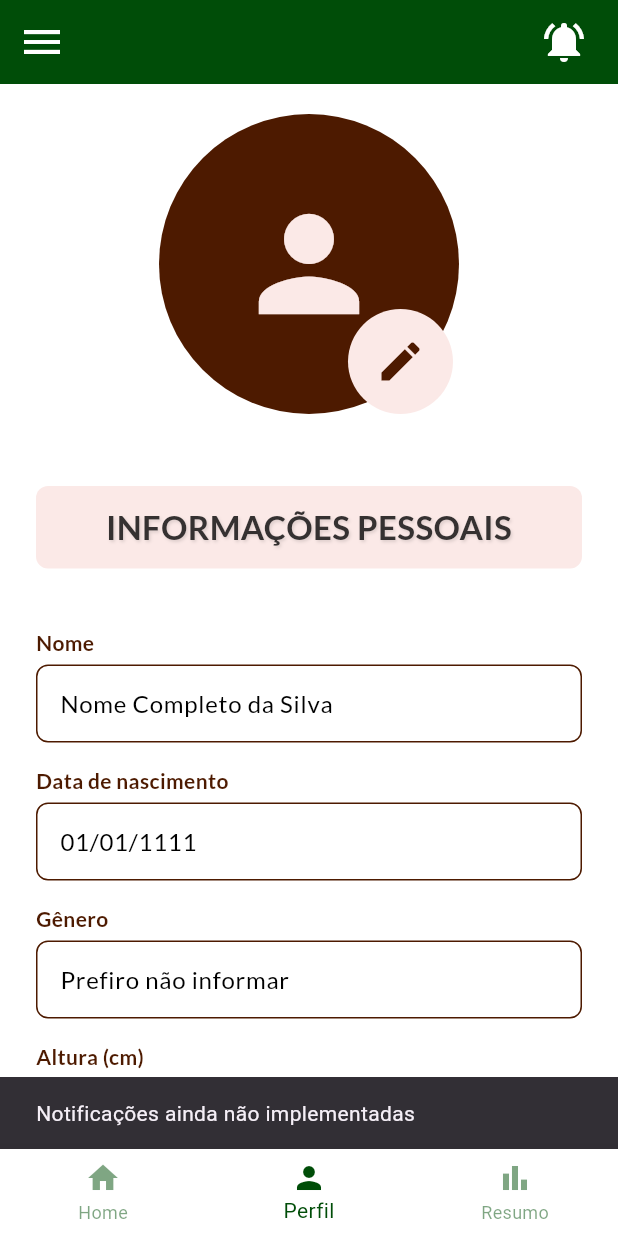
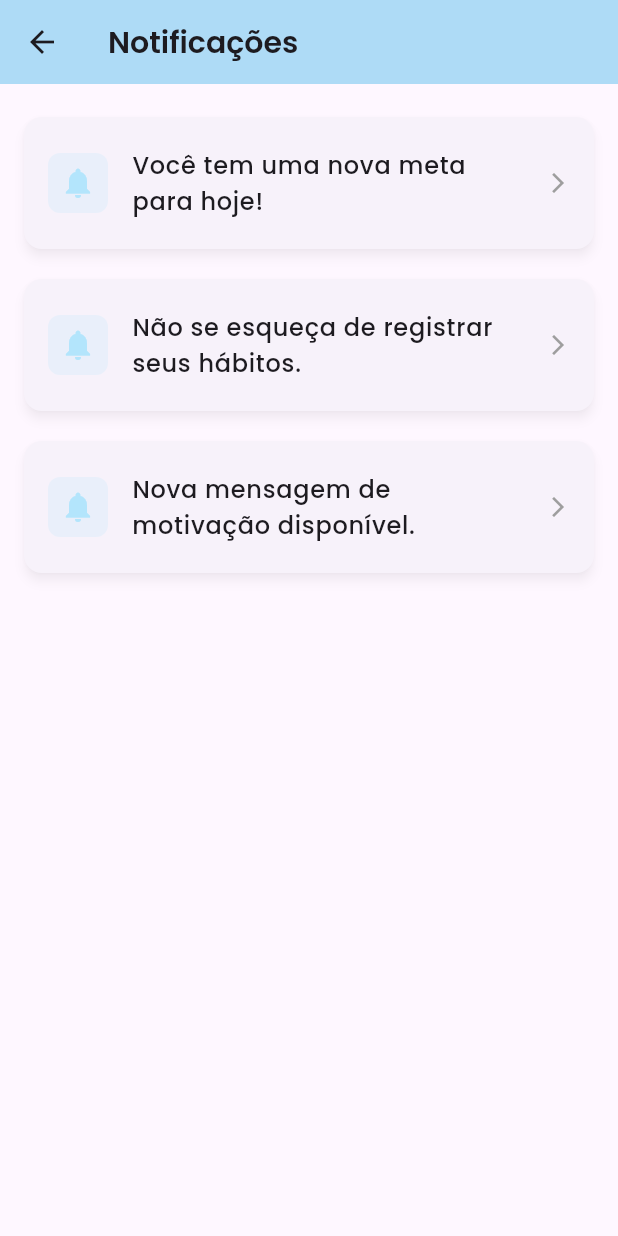
Before and after one commit to LarissaMaria8715/prmoapp, a Flutter app: the HomePage screen opened directly, item 2 of the bottom bar chosen, after a tap on the "notifications active" icon, on a phone screen of 412 x 824 dp. Run offline on Flutter 3.47's test engine with Material 3 defaults, Android fonts, the phone set to English and light mode, and no system bars; our stand-ins replace dio, google_fonts, shared_preferences, sqflite; accounts and stored records are empty.

Commit message:
Versão de desenvolvimento 6.1

```diff
--- a/lib/pages/home_content_page.dart
+++ b/lib/pages/home_content_page.dart
@@ -79,17 +79,6 @@ class HomeContent extends StatelessWidget {
       _actionButton(Icons.self_improvement, 'Respiração', AppColors.darkGreen3, () {
         Navigator.push(context, MaterialPageRoute(builder: (_) => RespiracaoPage()));
       }),
-      _actionButton(Icons.track_changes, 'Metas', AppColors.darkYellow3, () async {
-        UsuarioDAO userDAO = UsuarioDAO();
-        final usuario = await userDAO.buscarPorEmail(email);
-        if (usuario != null) {
-          Navigator.push(context, MaterialPageRoute(builder: (_) => MetasPage()));
-        } else {
-          ScaffoldMessenger.of(context).showSnackBar(
-            const SnackBar(content: Text('Erro: usuário não encontrado.')),
-          );
-        }
-      }),
       _actionButton(Icons.menu_book, 'Diário', AppColors.darkRed3, () {
         Navigator.push(context, MaterialPageRoute(builder: (_) => DiarioPage()));
       }),
@@ -112,7 +101,7 @@ class HomeContent extends StatelessWidget {
 
     return LayoutBuilder(
       builder: (context, constraints) {
-        double spacing = 20;
+        double spacing = 30;
         int itemsPerRow = 3;
         double totalSpacing = spacing * (itemsPerRow - 1);
         double itemWidth = (constraints.maxWidth - totalSpacing) / itemsPerRow;
--- a/lib/pages/home_page.dart
+++ b/lib/pages/home_page.dart
@@ -1,8 +1,9 @@
 import 'package:equilibreapp/pages/perfil_page.dart';
-import 'package:equilibreapp/pages/resumo_page.dart';
 import 'package:flutter/material.dart';
 import '../utils/colors.dart';
 import 'home_content_page.dart';
+import 'login_page.dart';
+import 'notificacoes_page.dart';
 
 class HomePage extends StatefulWidget {
   final String email;
@@ -24,7 +25,6 @@ class _HomePageState extends State<HomePage> {
     _pages = [
       HomeContent(email: widget.email, senha: widget.senha),
       PerfilPage(),
-      ResumoPage(),
     ];
   }
 
@@ -45,19 +45,40 @@ class _HomePageState extends State<HomePage> {
       backgroundColor: AppColors.darkGreen5,
       centerTitle: true,
       elevation: 0,
-      leading: Builder(
-        builder: (context) => IconButton(
-          icon: const Icon(Icons.menu, color: Colors.white, size: 32),
-          onPressed: () => Scaffold.of(context).openDrawer(),
-          tooltip: 'Menu',
-        ),
+      leading: IconButton(
+        icon: const Icon(Icons.logout, color: Colors.white, size: 32),
+        onPressed: () {
+          showDialog(
+            context: context,
+            builder: (context) => AlertDialog(
+              title: const Text('Confirmação'),
+              content: const Text('Deseja realmente sair da sua conta?'),
+              actions: [
+                TextButton(
+                  onPressed: () => Navigator.of(context).pop(), // fecha o diálogo
+                  child: const Text('Cancelar'),
+                ),
+                TextButton(
+                  onPressed: () {
+                    Navigator.of(context).pushAndRemoveUntil(
+                      MaterialPageRoute(builder: (context) => LoginPage()),
+                          (route) => false,
+                    );
+                  },
+                  child: const Text('Sair'),
+                ),
+              ],
+            ),
+          );
+        },
+        tooltip: 'Sair',
       ),
       actions: [
         IconButton(
           icon: const Icon(Icons.notifications_active, color: Colors.white, size: 32),
           onPressed: () {
-            ScaffoldMessenger.of(context).showSnackBar(
-              const SnackBar(content: Text('Notificações ainda não implementadas')),
+            Navigator.of(context).push(
+              MaterialPageRoute(builder: (context) => NotificacoesPage()),
             );
           },
         ),
@@ -77,7 +98,6 @@ class _HomePageState extends State<HomePage> {
       items: const [
         BottomNavigationBarItem(icon: Icon(Icons.home), label: 'Home'),
         BottomNavigationBarItem(icon: Icon(Icons.person), label: 'Perfil'),
-        BottomNavigationBarItem(icon: Icon(Icons.bar_chart), label: 'Resumo'),
       ],
     );
   }
--- /dev/null
+++ b/lib/pages/notificacoes_page.dart
@@ -0,0 +1,93 @@
+import 'package:flutter/material.dart';
+import 'package:google_fonts/google_fonts.dart';
+import '../utils/colors.dart';
+
+class NotificacoesPage extends StatelessWidget {
+  const NotificacoesPage({super.key});
+
+  // Lista de notificações fictícias
+  final List<String> notificacoes = const [
+    "Você tem uma nova meta para hoje!",
+    "Não se esqueça de registrar seus hábitos.",
+    "Nova mensagem de motivação disponível.",
+  ];
+
+  @override
+  Widget build(BuildContext context) {
+    return Scaffold(
+      appBar: AppBar(
+        title: Text(
+          'Notificações',
+          style: GoogleFonts.poppins(
+            fontSize: 20,
+            fontWeight: FontWeight.w600,
+          ),
+        ),
+        backgroundColor: AppColors.lightBlue2,
+        elevation: 2,
+      ),
+      body: Padding(
+        padding: const EdgeInsets.all(12),
+        child: notificacoes.isEmpty
+            ? Center(
+          child: Text(
+            'Nenhuma notificação no momento',
+            style: GoogleFonts.poppins(
+              fontSize: 16,
+              color: Colors.grey[600],
+            ),
+            textAlign: TextAlign.center,
+          ),
+        )
+            : ListView.builder(
+          itemCount: notificacoes.length,
+          itemBuilder: (context, index) {
+            return Padding(
+              padding: const EdgeInsets.symmetric(vertical: 6),
+              child: InkWell(
+                borderRadius: BorderRadius.circular(12),
+                onTap: () {
+                  // ação ao tocar na notificação (opcional)
+                },
+                child: Card(
+                  shape: RoundedRectangleBorder(
+                    borderRadius: BorderRadius.circular(12),
+                  ),
+                  elevation: 3,
+                  shadowColor: Colors.black26,
+                  child: ListTile(
+                    contentPadding: const EdgeInsets.symmetric(
+                        vertical: 12, horizontal: 16),
+                    leading: Container(
+                      padding: const EdgeInsets.all(8),
+                      decoration: BoxDecoration(
+                        color: AppColors.lightBlue2.withOpacity(0.2),
+                        borderRadius: BorderRadius.circular(8),
+                      ),
+                      child: const Icon(
+                        Icons.notifications,
+                        color: AppColors.lightBlue2,
+                      ),
+                    ),
+                    title: Text(
+                      notificacoes[index],
+                      style: GoogleFonts.poppins(
+                        fontSize: 16,
+                        fontWeight: FontWeight.w500,
+                      ),
+                    ),
+                    trailing: const Icon(
+                      Icons.arrow_forward_ios,
+                      size: 16,
+                      color: Colors.grey,
+                    ),
+                  ),
+                ),
+              ),
+            );
+          },
+        ),
+      ),
+    );
+  }
+}
--- a/lib/pages/perfil_page.dart
+++ b/lib/pages/perfil_page.dart
@@ -13,8 +13,8 @@ class _PerfilPageState extends State<PerfilPage> {
   final nomeController = TextEditingController(text: "Nome Completo da Silva");
   final dataNascimentoController = TextEditingController(text: "01/01/1111");
   final generoController = TextEditingController(text: "Prefiro não informar");
-  final alturaController = TextEditingController(text: "300cm");
-  final pesoController = TextEditingController(text: "1000kg");
+  final alturaController = TextEditingController(text: "170 cm");
+  final pesoController = TextEditingController(text: "70 kg");
   final telefoneController = TextEditingController(text: "(99) 99999-9999");
   final emailController = TextEditingController(text: "email@example.com");
   final senhaController = TextEditingController(text: "senha");
@@ -22,193 +22,238 @@ class _PerfilPageState extends State<PerfilPage> {
   bool _isPasswordVisible = false;
 
   @override
-  void dispose() {
-    nomeController.dispose();
-    dataNascimentoController.dispose();
-    generoController.dispose();
-    alturaController.dispose();
-    pesoController.dispose();
-    telefoneController.dispose();
-    emailController.dispose();
-    senhaController.dispose();
-    super.dispose();
-  }
-
-  @override
   Widget build(BuildContext context) {
     return Scaffold(
-      backgroundColor: AppColors.white,
-      body: ListView(
-        padding: const EdgeInsets.symmetric(horizontal: 24, vertical: 20),
+      backgroundColor: const Color(0xFFF9FAFB),
+      appBar: AppBar(
+        elevation: 0,
+        backgroundColor: AppColors.darkGreen5,
+        title: Text(
+          "Meu Perfil",
+          style: GoogleFonts.raleway(
+            color: Colors.white,
+            fontSize: 22,
+            fontWeight: FontWeight.bold,
+          ),
+        ),
+        centerTitle: true,
+      ),
+      body: SingleChildScrollView(
+        padding: const EdgeInsets.symmetric(horizontal: 24, vertical: 30),
+        child: Column(
+          crossAxisAlignment: CrossAxisAlignment.center,
           children: [
-          _buildProfilePhoto(),
+            _buildProfileHeader(),
             const SizedBox(height: 32),
 
-          _buildSectionTitle("INFORMAÇÕES PESSOAIS"),
-          const SizedBox(height: 16),
-          _buildEditableField(label: "Nome", controller: nomeController),
-          _buildEditableField(label: "Data de nascimento", controller: dataNascimentoController),
-          _buildEditableField(label: "Gênero", controller: generoController),
-          _buildEditableField(label: "Altura (cm)", controller: alturaController),
-          _buildEditableField(label: "Peso (kg)", controller: pesoController),
-          _buildEditableField(label: "Telefone", controller: telefoneController),
+            _buildSectionCard(
+              title: "Informações Pessoais",
+              children: [
+                _buildEditableField("Nome", nomeController),
+                _buildEditableField("Data de nascimento", dataNascimentoController),
+                _buildEditableField("Gênero", generoController),
+                _buildEditableField("Altura (cm)", alturaController),
+                _buildEditableField("Peso (kg)", pesoController),
+                _buildEditableField("Telefone", telefoneController),
+              ],
+            ),
+            const SizedBox(height: 24),
 
-          const SizedBox(height: 32),
-
-          _buildSectionTitle("INFORMAÇÕES DA CONTA"),
-          const SizedBox(height: 16),
-          _buildEditableField(label: "Email", controller: emailController),
+            _buildSectionCard(
+              title: "Informações da Conta",
+              children: [
+                _buildEditableField("Email", emailController),
                 _buildEditableField(
-            label: "Senha",
-            controller: senhaController,
+                  "Senha",
+                  senhaController,
                   obscureText: !_isPasswordVisible,
                   suffixIcon: IconButton(
                     icon: Icon(
                       _isPasswordVisible ? Icons.visibility : Icons.visibility_off,
-                color: AppColors.darkTerracotta3,
+                      color: AppColors.darkGreen5,
                     ),
                     onPressed: () {
-                setState(() {
-                  _isPasswordVisible = !_isPasswordVisible;
-                });
+                      setState(() => _isPasswordVisible = !_isPasswordVisible);
                     },
                   ),
                 ),
+              ],
+            ),
+            const SizedBox(height: 32),
 
-          const SizedBox(height: 40),
+            _buildSaveButton(context),
+            const SizedBox(height: 20),
+          ],
+        ),
+      ),
+    );
+  }
 
-          ElevatedButton.icon(
-            icon: const Icon(Icons.save_outlined, color: AppColors.white, size: 25),
-            label: Text(
-              'Salvar Alterações',
-              style: GoogleFonts.lato(
+  // --- FOTO DE PERFIL ---
+  Widget _buildProfileHeader() {
+    return Column(
+      children: [
+        Stack(
+          children: [
+            CircleAvatar(
+              radius: 70,
+              backgroundColor: AppColors.darkGreen5.withOpacity(0.9),
+              child: const Icon(Icons.person, size: 90, color: Colors.white),
+            ),
+            Positioned(
+              bottom: 4,
+              right: 6,
+              child: CircleAvatar(
+                radius: 24,
+                backgroundColor: Colors.white,
+                child: Icon(Icons.edit, color: AppColors.darkGreen5, size: 24),
+              ),
+            ),
+          ],
+        ),
+        const SizedBox(height: 12),
+        Text(
+          "Nome Completo da Silva",
+          style: GoogleFonts.raleway(
+            fontSize: 20,
+            fontWeight: FontWeight.bold,
+            color: AppColors.darkGreen5,
+          ),
+        ),
+        Text(
+          "email@example.com",
+          style: GoogleFonts.poppins(
+            color: Colors.grey[600],
+            fontSize: 14,
+          ),
+        ),
+      ],
+    );
+  }
+
+  // --- SEÇÃO COM CARTÕES ---
+  Widget _buildSectionCard({required String title, required List<Widget> children}) {
+    return Container(
+      width: double.infinity,
+      padding: const EdgeInsets.symmetric(vertical: 20, horizontal: 16),
+      decoration: BoxDecoration(
+        color: Colors.white,
+        borderRadius: BorderRadius.circular(16),
+        boxShadow: [
+          BoxShadow(
+            color: Colors.black.withOpacity(0.05),
+            blurRadius: 8,
+            offset: const Offset(0, 3),
+          ),
+        ],
+      ),
+      child: Column(
+        crossAxisAlignment: CrossAxisAlignment.start,
+        children: [
+          Text(
+            title,
+            style: GoogleFonts.raleway(
               fontSize: 18,
               fontWeight: FontWeight.bold,
-                color: AppColors.white,
+              color: AppColors.darkGreen5,
             ),
           ),
-            style: ElevatedButton.styleFrom(
-              backgroundColor: AppColors.darkTerracotta2,
-              padding: const EdgeInsets.symmetric(vertical: 16),
-              shape: RoundedRectangleBorder(
-                borderRadius: BorderRadius.circular(10),
-              ),
-              elevation: 2,
-            ),
-            onPressed: () {
-              showDialog(
-                context: context,
-                builder: (context) => AlertDialog(
-                  title: Text('Salvar alterações?'),
-                  content: Text('Atenção! As alterações feitas não podem ser desfeitas!'),
-                  actions: [
-                    TextButton(onPressed: () => Navigator.pop(context), child: Text('Cancelar')),
-                    TextButton(onPressed: () {}, child: Text('Salvar')),
-                  ],
-                ),
-              );
-            },
-          ),
-          const SizedBox(height: 24),
+          const SizedBox(height: 12),
+          ...children,
         ],
       ),
     );
   }
 
-  Widget _buildEditableField({
-    required String label,
-    required TextEditingController controller,
+  // --- CAMPOS DE TEXTO ---
+  Widget _buildEditableField(
+      String label,
+      TextEditingController controller, {
         bool obscureText = false,
         Widget? suffixIcon,
       }) {
     return Padding(
-      padding: const EdgeInsets.symmetric(vertical: 8),
-      child: Column(
-        crossAxisAlignment: CrossAxisAlignment.start,
-        children: [
-          Text(
-            label,
-            style: GoogleFonts.lato(
-              fontSize: 14,
-              fontWeight: FontWeight.bold,
-              color: AppColors.darkTerracotta3,
-            ),
-          ),
-          const SizedBox(height: 4),
-          TextFormField(
+      padding: const EdgeInsets.symmetric(vertical: 6),
+      child: TextFormField(
         controller: controller,
         obscureText: obscureText,
         style: GoogleFonts.lato(fontSize: 16, color: AppColors.black),
         decoration: InputDecoration(
-              contentPadding: const EdgeInsets.symmetric(horizontal: 12, vertical: 14),
+          labelText: label,
+          labelStyle: GoogleFonts.lato(color: Colors.grey[600]),
           filled: true,
-              fillColor: AppColors.white,
+          fillColor: const Color(0xFFF4F6F8),
+          suffixIcon: suffixIcon,
           enabledBorder: OutlineInputBorder(
-                borderRadius: BorderRadius.circular(8),
-                borderSide: BorderSide(color: AppColors.darkTerracotta3),
+            borderRadius: BorderRadius.circular(12),
+            borderSide: BorderSide(color: Colors.grey.shade300),
           ),
           focusedBorder: OutlineInputBorder(
-                borderRadius: BorderRadius.circular(8),
-                borderSide: BorderSide(color: AppColors.darkTerracotta1, width: 2),
-              ),
-              suffixIcon: suffixIcon,
-            ),
-          ),
-        ],
-      ),
-    );
-  }
-
-  Widget _buildProfilePhoto() {
-    return Center(
-      child: Stack(
-        children: [
-          CircleAvatar(
-            radius: 100,
-            backgroundColor: AppColors.darkTerracotta3,
-            backgroundImage: null,
-            child: Icon(Icons.person, size: 100, color: AppColors.lightTerracotta1),
-          ),
-          Positioned(
-            bottom: 0,
-            right: 4,
-            child: CircleAvatar(
-              backgroundColor: AppColors.lightTerracotta1,
-              radius: 35,
-              child: Icon(Icons.edit, size: 34, color: AppColors.darkTerracotta3),
-            ),
-          ),
-        ],
-      ),
-    );
-  }
-
-  Widget _buildSectionTitle(String text) {
-    return Container(
-      margin: const EdgeInsets.symmetric(vertical: 16),
-      padding: const EdgeInsets.symmetric(vertical: 12, horizontal: 8),
-      decoration: BoxDecoration(
-        color: AppColors.lightTerracotta1,
-        borderRadius: BorderRadius.circular(8),
-      ),
-      child: Center(
-        child: Text(
-          text,
-          textAlign: TextAlign.center,
-          style: GoogleFonts.lato(
-            fontSize: 22,
-            fontWeight: FontWeight.w700,
-            color: AppColors.darkGray4,
-            shadows: [
-              const Shadow(
-                blurRadius: 2,
-                color: Colors.black12,
-                offset: Offset(1, 1),
-              ),
-            ],
+            borderRadius: BorderRadius.circular(12),
+            borderSide: BorderSide(color: AppColors.darkGreen5, width: 2),
           ),
         ),
       ),
     );
   }
+
+  // --- BOTÃO SALVAR ---
+  Widget _buildSaveButton(BuildContext context) {
+    return ElevatedButton.icon(
+      icon: const Icon(Icons.save, color: Colors.white),
+      label: Text(
+        "Salvar Alterações",
+        style: GoogleFonts.lato(
+          fontSize: 18,
+          fontWeight: FontWeight.bold,
+          color: Colors.white,
+        ),
+      ),
+      style: ElevatedButton.styleFrom(
+        backgroundColor: AppColors.darkGreen5,
+        padding: const EdgeInsets.symmetric(vertical: 16, horizontal: 20),
+        shape: RoundedRectangleBorder(
+          borderRadius: BorderRadius.circular(14),
+        ),
+        elevation: 4,
+      ),
+      onPressed: () {
+        showDialog(
+          context: context,
+          builder: (_) => AlertDialog(
+            shape: RoundedRectangleBorder(
+              borderRadius: BorderRadius.circular(12),
+            ),
+            title: Text(
+              "Salvar alterações?",
+              style: GoogleFonts.raleway(fontWeight: FontWeight.bold),
+            ),
+            content: Text(
+              "As alterações feitas serão aplicadas permanentemente.",
+              style: GoogleFonts.poppins(fontSize: 15),
+            ),
+            actions: [
+              TextButton(
+                onPressed: () => Navigator.pop(context),
+                child: Text(
+                  "Cancelar",
+                  style: TextStyle(color: Colors.grey[700]),
+                ),
+              ),
+              ElevatedButton(
+                onPressed: () => Navigator.pop(context),
+                style: ElevatedButton.styleFrom(
+                  backgroundColor: AppColors.darkGreen5,
+                  shape: RoundedRectangleBorder(
+                    borderRadius: BorderRadius.circular(8),
+                  ),
+                ),
+                child: const Text("Salvar"),
+              ),
+            ],
+          ),
+        );
+      },
+    );
   }
+}
--- a/lib/wigets/style_button.dart
+++ b/lib/wigets/style_button.dart
@@ -35,7 +35,7 @@ class StyleButton extends StatelessWidget {
             label,
             style: GoogleFonts.poppins(
               color: Colors.white,
-              fontSize: 13,
+              fontSize: 12,
               fontWeight: FontWeight.w600,
             ),
           ),
```
Also changed, not shown: lib/pages/resumo_page.dart (deleted, +0 -252 lines), lib/pages/splash_page.dart (+3 -5 lines). Lines whose indentation alone changed are shown as unchanged.
